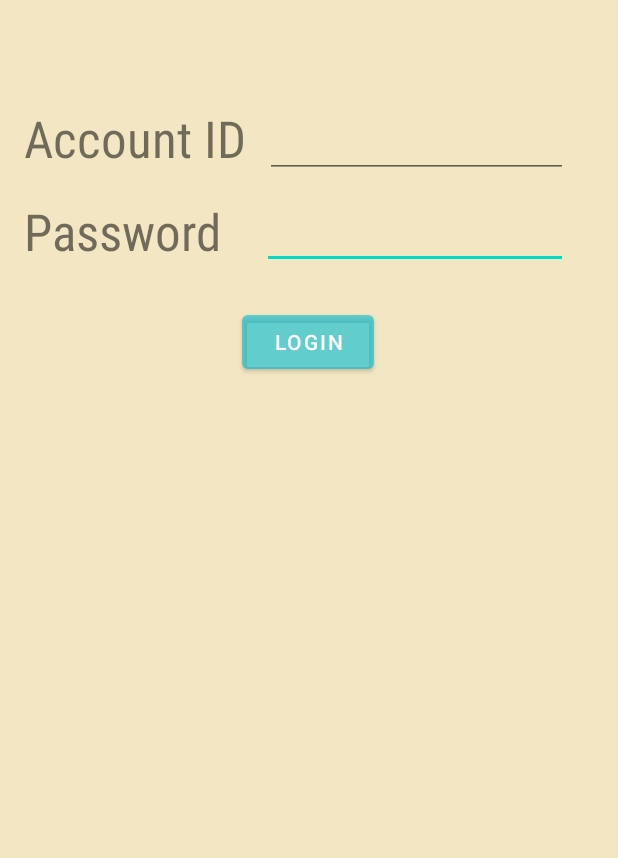
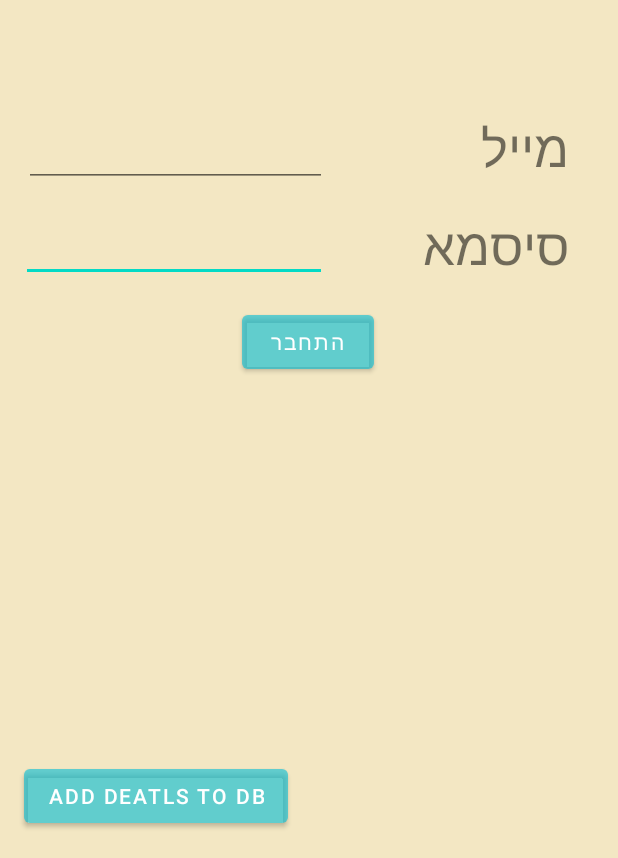
Before and after one commit to Project-Ariel/Polity-Correct, an Android app: the screen it shows after launch (Login), on a phone screen of 412 x 824 dp, the part 378-1236 px from its top. Run offline under Robolectric (Android 15) with nearby library versions, the phone set to English and light mode, and no system bars; our stand-ins replace Firebase (no records; nobody signed in at launch, a user with empty details on screens opened directly); Roboto replaces fonts that are not available here.

Commit message:
Update DB template
on login screen

```diff
--- a/app/src/main/res/layout/login.xml
+++ b/app/src/main/res/layout/login.xml
@@ -16,24 +16,24 @@
         android:textSize="34sp"
         app:layout_constraintBottom_toBottomOf="parent"
         app:layout_constraintEnd_toEndOf="parent"
-         app:layout_constraintHorizontal_bias="0.063"
+        app:layout_constraintHorizontal_bias="0.869"
         app:layout_constraintStart_toStartOf="parent"
         app:layout_constraintTop_toTopOf="parent"
-         app:layout_constraintVertical_bias="0.456" />
+        app:layout_constraintVertical_bias="0.468" />
 
     <TextView
-         android:id="@+id/AccountID"
+        android:id="@+id/AccountMail"
         android:layout_width="158dp"
         android:layout_height="50dp"
         android:fontFamily="sans-serif-condensed"
-         android:text="@string/account_id"
+        android:text="@string/account_mail"
         android:textSize="34sp"
         app:layout_constraintBottom_toBottomOf="parent"
         app:layout_constraintEnd_toEndOf="parent"
-         app:layout_constraintHorizontal_bias="0.063"
+        app:layout_constraintHorizontal_bias="0.869"
         app:layout_constraintStart_toStartOf="parent"
         app:layout_constraintTop_toTopOf="parent"
-         app:layout_constraintVertical_bias="0.37" />
+        app:layout_constraintVertical_bias="0.377" />
 
     <EditText
         android:id="@+id/txtPass"
@@ -43,23 +43,23 @@
         android:inputType="textPassword"
         app:layout_constraintBottom_toBottomOf="parent"
         app:layout_constraintEnd_toEndOf="parent"
-         app:layout_constraintHorizontal_bias="0.84"
+        app:layout_constraintHorizontal_bias="0.067"
         app:layout_constraintStart_toStartOf="parent"
         app:layout_constraintTop_toTopOf="parent"
-         app:layout_constraintVertical_bias="0.455" />
+        app:layout_constraintVertical_bias="0.467" />
 
     <EditText
-         android:id="@+id/txtAccountID"
+        android:id="@+id/txtAccountMail"
         android:layout_width="202dp"
         android:layout_height="49dp"
         android:ems="10"
         android:inputType="number"
         app:layout_constraintBottom_toBottomOf="parent"
         app:layout_constraintEnd_toEndOf="parent"
-         app:layout_constraintHorizontal_bias="0.842"
+        app:layout_constraintHorizontal_bias="0.076"
         app:layout_constraintStart_toStartOf="parent"
         app:layout_constraintTop_toTopOf="parent"
-         app:layout_constraintVertical_bias="0.369" />
+        app:layout_constraintVertical_bias="0.378" />
 
     <Button
         android:id="@+id/login"
@@ -73,7 +73,8 @@
         app:layout_constraintHorizontal_bias="0.498"
         app:layout_constraintStart_toStartOf="parent"
         app:layout_constraintTop_toTopOf="parent"
-        app:layout_constraintVertical_bias="0.556" />
+        app:layout_constraintVertical_bias="0.556"
+        tools:ignore="OnClick" />
 
     <ImageView
         android:id="@+id/imageView"
@@ -86,4 +87,19 @@
         app:layout_constraintVertical_bias="0.126"
         app:srcCompat="@drawable/logo" />
 
+    <Button
+        android:id="@+id/button"
+        android:layout_width="wrap_content"
+        android:layout_height="wrap_content"
+        android:backgroundTint="#5E00BCD4"
+        android:onClick="updateDBOnClick"
+        android:text="Add deatls to db"
+        app:layout_constraintBottom_toBottomOf="parent"
+        app:layout_constraintEnd_toEndOf="parent"
+        app:layout_constraintHorizontal_bias="0.068"
+        app:layout_constraintStart_toStartOf="parent"
+        app:layout_constraintTop_toTopOf="parent"
+        app:layout_constraintVertical_bias="0.976"
+        tools:ignore="OnClick" />
+
 </androidx.constraintlayout.widget.ConstraintLayout>
--- a/app/src/main/res/values/strings.xml
+++ b/app/src/main/res/values/strings.xml
@@ -1,6 +1,6 @@
 <resources>
     <string name="app_name">Polity-Correct</string>
-    <string name="btnLogin">Login</string>
-    <string name="account_id">Account ID</string>
-    <string name="password">Password</string>
+    <string name="btnLogin">התחבר</string>
+    <string name="account_mail">מייל</string>
+    <string name="password">סיסמא</string>
 </resources>
```
Also changed, not shown: app/src/main/java/com/example/polity_correct/Login.java (+51 -5 lines). Lines whose indentation alone changed are shown as unchanged.
